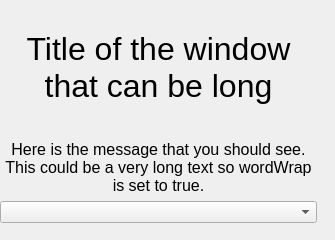
First picture: the form in uc_projets/openchrono/gui_qt/openchrono_trunk/ui/question.ui, repository BackupTheBerlios/openphysic-svn, before the edit.
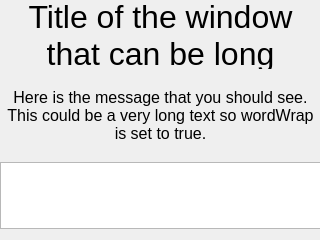
Second picture: the form after the edit.

```diff
--- a/uc_projets/openchrono/gui_qt/openchrono_trunk/ui/question.ui
+++ b/uc_projets/openchrono/gui_qt/openchrono_trunk/ui/question.ui
@@ -5,29 +5,23 @@
    <rect>
     <x>0</x>
     <y>0</y>
-    <width>335</width>
+    <width>320</width>
     <height>240</height>
    </rect>
   </property>
   <property name="windowTitle" >
    <string>Question</string>
   </property>
-  <widget class="QWidget" name="layoutWidget" >
+  <widget class="QWidget" name="" >
    <property name="geometry" >
     <rect>
      <x>0</x>
-     <y>1</y>
-     <width>317</width>
-     <height>254</height>
+     <y>2</y>
+     <width>321</width>
+     <height>241</height>
     </rect>
    </property>
-   <layout class="QVBoxLayout" >
-    <property name="spacing" >
-     <number>6</number>
-    </property>
-    <property name="margin" >
-     <number>0</number>
-    </property>
+   <layout class="QVBoxLayout" name="verticalLayout" >
     <item>
      <spacer>
       <property name="orientation" >
@@ -38,7 +32,7 @@
       </property>
       <property name="sizeHint" stdset="0" >
        <size>
-        <width>315</width>
+        <width>313</width>
         <height>13</height>
        </size>
       </property>
@@ -78,11 +72,11 @@
        <enum>Qt::Vertical</enum>
       </property>
       <property name="sizeType" >
-       <enum>QSizePolicy::Maximum</enum>
+       <enum>QSizePolicy::Minimum</enum>
       </property>
       <property name="sizeHint" stdset="0" >
        <size>
-        <width>315</width>
+        <width>312</width>
         <height>13</height>
        </size>
       </property>
@@ -120,26 +114,38 @@
         </property>
        </widget>
       </item>
-      <item>
-       <widget class="QComboBox" name="cboAnswers" >
-        <property name="focusPolicy" >
-         <enum>Qt::NoFocus</enum>
-        </property>
-       </widget>
-      </item>
      </layout>
     </item>
+    <item>
+     <spacer name="verticalSpacer" >
+      <property name="orientation" >
+       <enum>Qt::Vertical</enum>
+      </property>
+      <property name="sizeType" >
+       <enum>QSizePolicy::Minimum</enum>
+      </property>
+      <property name="sizeHint" stdset="0" >
+       <size>
+        <width>20</width>
+        <height>13</height>
+       </size>
+      </property>
+     </spacer>
+    </item>
+    <item>
+     <widget class="QListView" name="answers" />
+    </item>
     <item>
      <spacer>
       <property name="orientation" >
        <enum>Qt::Vertical</enum>
       </property>
       <property name="sizeType" >
-       <enum>QSizePolicy::Maximum</enum>
+       <enum>QSizePolicy::MinimumExpanding</enum>
       </property>
       <property name="sizeHint" stdset="0" >
        <size>
-        <width>315</width>
+        <width>312</width>
         <height>13</height>
        </size>
       </property>
```
